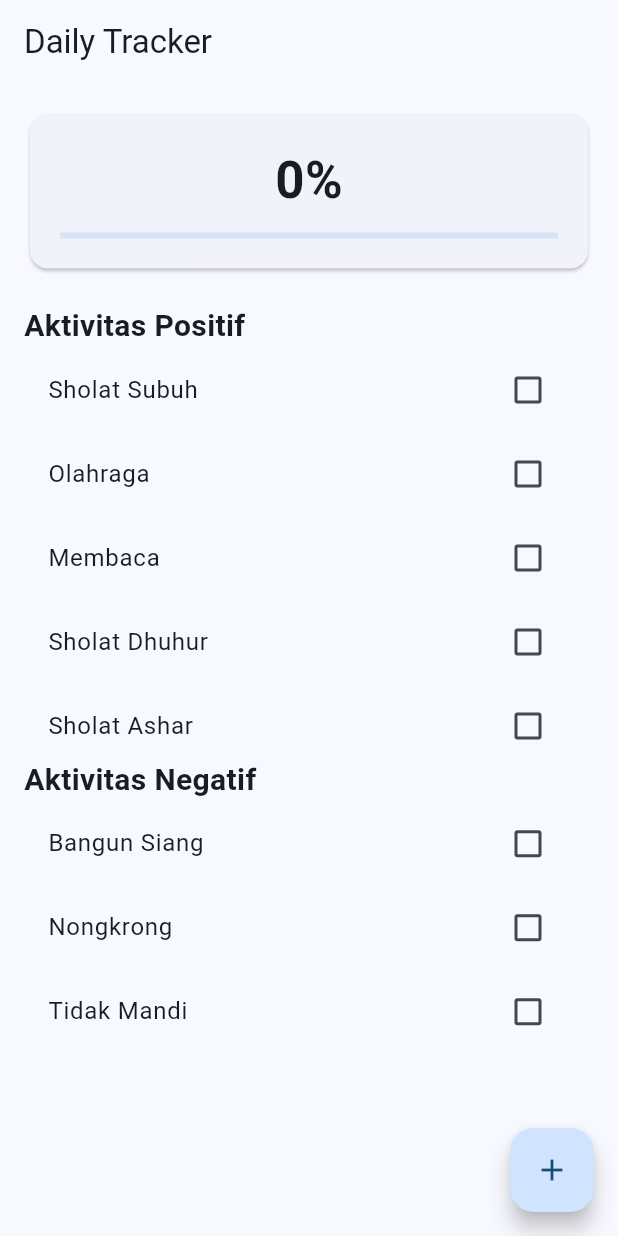
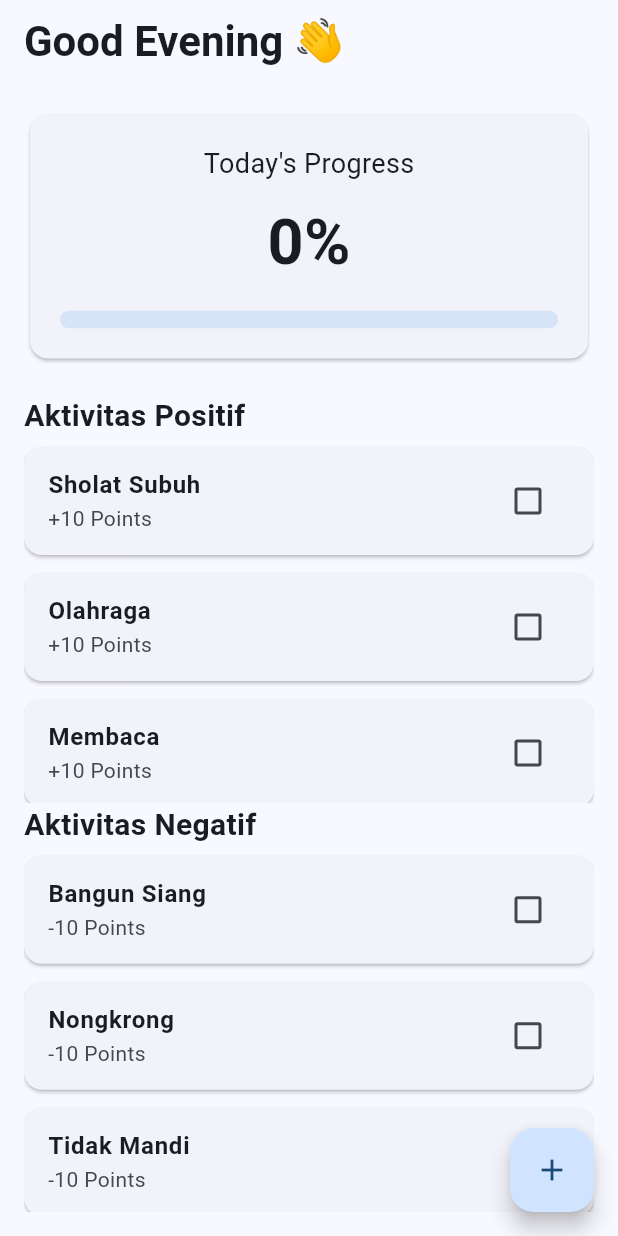
Before and after one commit to anharsaja/offline_agenda_flutter, a Flutter app: the screen it shows after launch, on a phone screen of 412 x 824 dp. Run offline on Flutter 3.47's test engine with Material 3 defaults, Android fonts, the phone set to English and light mode, and no system bars.

Commit message:
:sparkles: add widgets for activity_tile

```diff
--- a/lib/pages/dashboard_page.dart
+++ b/lib/pages/dashboard_page.dart
@@ -1,5 +1,6 @@
 import 'package:flutter/material.dart';
 import '../models/activity.dart';
+import '../widgets/activity_tile.dart';
 
 class DashboardPage extends StatefulWidget {
   const DashboardPage({super.key});
@@ -52,7 +53,14 @@ class _DashboardPageState extends State<DashboardPage> {
   @override
   Widget build(BuildContext context) {
     return Scaffold(
-      appBar: AppBar(title: const Text("Daily Tracker")),
+      appBar: AppBar(title:
+      const Text(
+        "Good Evening 👋",
+        style: TextStyle(
+          fontSize: 28,
+          fontWeight: FontWeight.bold,
+        ),
+      )),
 
       body: Padding(
         padding: const EdgeInsets.all(16),
@@ -65,19 +73,38 @@ class _DashboardPageState extends State<DashboardPage> {
               child: Padding(
                 padding: const EdgeInsets.all(20),
 
-                child: Column(
+                child:
+                Column(
                   children: [
+
+                    const Text(
+                      "Today's Progress",
+                      style: TextStyle(
+                        fontSize: 18,
+                      ),
+                    ),
+
+                    const SizedBox(height: 10),
+
                     Text(
                       "${(progress * 100).toInt()}%",
                       style: const TextStyle(
-                        fontSize: 34,
+                        fontSize: 42,
                         fontWeight: FontWeight.bold,
                       ),
                     ),
-                    const SizedBox(height: 10),
-                    LinearProgressIndicator(value: progress),
+
+                    const SizedBox(height: 15),
+
+                    ClipRRect(
+                      borderRadius: BorderRadius.circular(20),
+                      child: LinearProgressIndicator(
+                        value: progress,
+                        minHeight: 12,
+                      ),
+                    ),
                   ],
-                ),
+                )
               ),
             ),
 
@@ -89,9 +116,18 @@ class _DashboardPageState extends State<DashboardPage> {
             Expanded(
               child: ListView(
                 children: goodActivities.map((activity) {
-                  return CheckboxListTile(
-                    title: Text(activity.name),
-                    value: activity.done,
+                  return
+                  // CheckboxListTile(
+                  //   title: Text(activity.name),
+                  //   value: activity.done,
+                  //   onChanged: (value) {
+                  //     setState(() {
+                  //       activity.done = value!;
+                  //     });
+                  //   },
+                  // );
+                  ActivityTile(
+                    activity: activity,
                     onChanged: (value) {
                       setState(() {
                         activity.done = value!;
@@ -109,9 +145,18 @@ class _DashboardPageState extends State<DashboardPage> {
             Expanded(
               child: ListView(
                 children: badActivities.map((activity) {
-                  return CheckboxListTile(
-                    title: Text(activity.name),
-                    value: activity.done,
+                  return
+                  // CheckboxListTile(
+                  //   title: Text(activity.name),
+                  //   value: activity.done,
+                  //   onChanged: (value) {
+                  //     setState(() {
+                  //       activity.done = value!;
+                  //     });
+                  //   },
+                  // );
+                  ActivityTile(
+                    activity: activity,
                     onChanged: (value) {
                       setState(() {
                         activity.done = value!;
--- /dev/null
+++ b/lib/widgets/activity_tile.dart
@@ -0,0 +1,37 @@
+import 'package:flutter/material.dart';
+import '../models/activity.dart';
+
+class ActivityTile extends StatelessWidget {
+  final Activity activity;
+  final ValueChanged<bool?> onChanged;
+
+  const ActivityTile({
+    super.key,
+    required this.activity,
+    required this.onChanged,
+  });
+
+  @override
+  Widget build(BuildContext context) {
+    final isPositive = activity.point >= 0;
+
+    return Card(
+      margin: const EdgeInsets.symmetric(vertical: 6),
+      child: CheckboxListTile(
+        value: activity.done,
+        onChanged: onChanged,
+        title: Text(
+          activity.name,
+          style: const TextStyle(
+            fontWeight: FontWeight.w600,
+          ),
+        ),
+        subtitle: Text(
+          isPositive
+              ? "+${activity.point} Points"
+              : "${activity.point} Points",
+        ),
+      ),
+    );
+  }
+}
```
Also changed, not shown: lib/widgets/section_title.dart (deleted).
